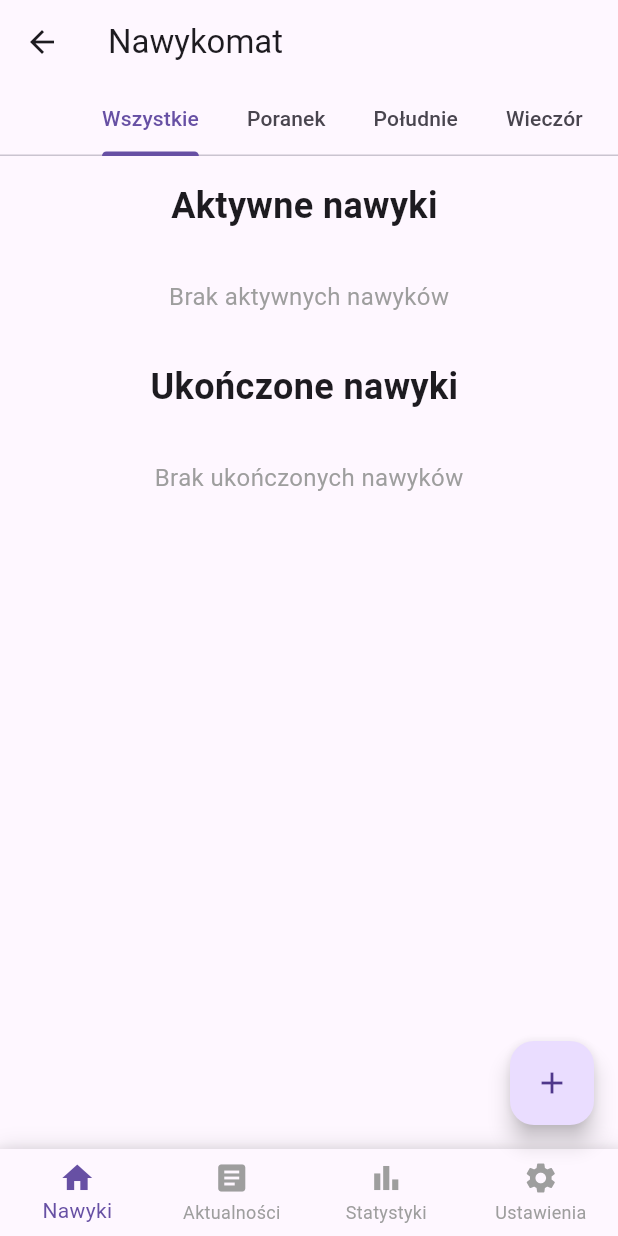
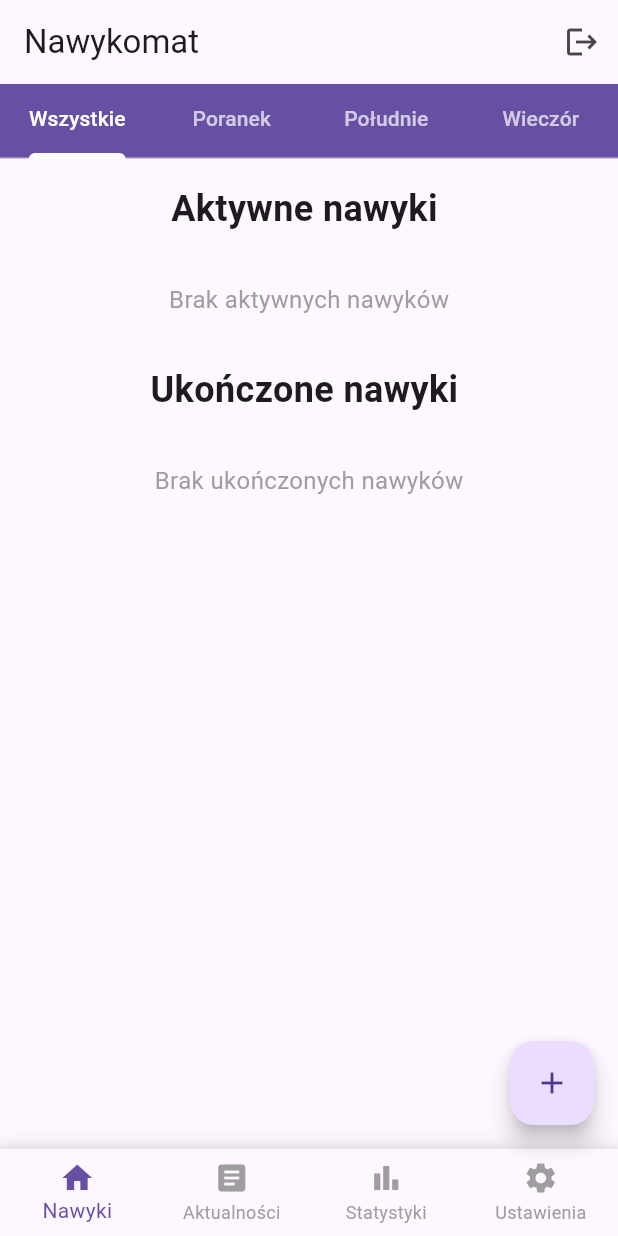
Before and after one commit to devglz/nawykomat-habit-app, a Flutter app: the HomePage screen opened by its route, on a phone screen of 412 x 824 dp. Run offline on Flutter 3.47's test engine with Material 3 defaults, Android fonts, the light colour scheme and no system bars; our stand-ins replace cloud_firestore, firebase_auth, firebase_core, fl_chart, flutter_svg, google_sign_in and 1 more; accounts and stored records are empty.

Commit message:
aktualizacja paska

```diff
--- a/lib/ui/home/home_page.dart
+++ b/lib/ui/home/home_page.dart
@@ -6,6 +6,7 @@ import 'package:habit_app/ui/news/news_page.dart';
 import 'package:habit_app/ui/progress/progress_page.dart';
 import 'package:habit_app/ui/settings/settings_page.dart';
 import 'package:habit_app/ui/habit/edit_habit_page.dart'; // Dodaj import
+import 'package:habit_app/services/auth_service.dart'; // Dodaj import
 
 class HomePage extends StatefulWidget {
   const HomePage({super.key});
@@ -30,6 +31,16 @@ class _HomePageState extends State<HomePage> {
     return Scaffold(
       appBar: AppBar(
         title: const Text('Nawykomat'),
+        automaticallyImplyLeading: false, // Usuń strzałkę po lewej stronie
+        actions: [
+          IconButton(
+            icon: const Icon(Icons.logout),
+            onPressed: () async {
+              await AuthService().signOut();
+              Navigator.pushReplacementNamed(context, '/login');
+            },
+          ),
+        ],
       ),
       body: _pages[_currentIndex],
       floatingActionButton: FloatingActionButton(
@@ -57,14 +68,20 @@ class HomePageContent extends StatelessWidget {
       length: 4,
       child: Column(
         children: [
-          const TabBar(
-            isScrollable: true,
+          Container(
+            color: Theme.of(context).primaryColor,
+            child: const TabBar(
+              indicatorColor: Colors.white,
+              indicatorWeight: 4.0,
+              labelColor: Colors.white,
+              unselectedLabelColor: Colors.white70,
               tabs: [
                 Tab(text: 'Wszystkie'),
                 Tab(text: 'Poranek'),
                 Tab(text: 'Południe'),
                 Tab(text: 'Wieczór'),
               ],
+            ),
           ),
           Expanded(
             child: TabBarView(
```
Lines whose indentation alone changed are shown as unchanged.
